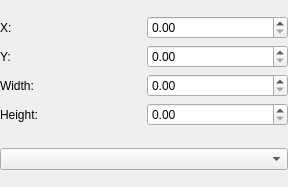
Before: the Qt Designer form nano-clients/playground/toolwidget.ui in xrg/openerp-client-kde, drawn with Qt 5.
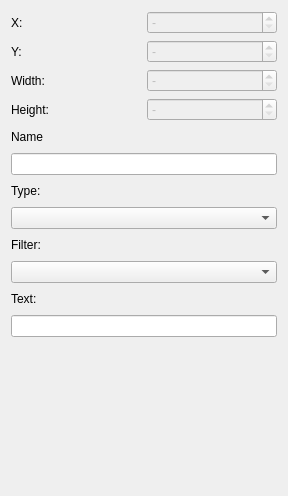
After: the same form once the commit is applied.

```diff
--- a/nano-clients/playground/toolwidget.ui
+++ b/nano-clients/playground/toolwidget.ui
@@ -6,28 +6,13 @@
     <x>0</x>
     <y>0</y>
     <width>288</width>
-    <height>187</height>
+    <height>496</height>
    </rect>
   </property>
   <property name="windowTitle" >
    <string>Form</string>
   </property>
   <layout class="QVBoxLayout" >
-   <property name="spacing" >
-    <number>-1</number>
-   </property>
-   <property name="leftMargin" >
-    <number>0</number>
-   </property>
-   <property name="topMargin" >
-    <number>0</number>
-   </property>
-   <property name="rightMargin" >
-    <number>0</number>
-   </property>
-   <property name="bottomMargin" >
-    <number>0</number>
-   </property>
    <item>
     <layout class="QGridLayout" >
      <item row="0" column="0" >
@@ -39,8 +24,20 @@
      </item>
      <item row="0" column="1" >
       <widget class="QDoubleSpinBox" name="uiX" >
+       <property name="enabled" >
+        <bool>false</bool>
+       </property>
+       <property name="specialValueText" >
+        <string>-</string>
+       </property>
+       <property name="minimum" >
+        <double>-1.000000000000000</double>
+       </property>
        <property name="maximum" >
-        <double>99999.000000000000000</double>
+        <double>9999.000000000000000</double>
+       </property>
+       <property name="value" >
+        <double>-1.000000000000000</double>
        </property>
       </widget>
      </item>
@@ -53,9 +50,21 @@
      </item>
      <item row="1" column="1" >
       <widget class="QDoubleSpinBox" name="uiY" >
+       <property name="enabled" >
+        <bool>false</bool>
+       </property>
+       <property name="specialValueText" >
+        <string>-</string>
+       </property>
+       <property name="minimum" >
+        <double>-1.000000000000000</double>
+       </property>
        <property name="maximum" >
         <double>99999.000000000000000</double>
        </property>
+       <property name="value" >
+        <double>-1.000000000000000</double>
+       </property>
       </widget>
      </item>
      <item row="2" column="0" >
@@ -67,9 +76,21 @@
      </item>
      <item row="2" column="1" >
       <widget class="QDoubleSpinBox" name="uiWidth" >
+       <property name="enabled" >
+        <bool>false</bool>
+       </property>
+       <property name="specialValueText" >
+        <string>-</string>
+       </property>
+       <property name="minimum" >
+        <double>-1.000000000000000</double>
+       </property>
        <property name="maximum" >
         <double>99999.000000000000000</double>
        </property>
+       <property name="value" >
+        <double>-1.000000000000000</double>
+       </property>
       </widget>
      </item>
      <item row="3" column="0" >
@@ -81,15 +102,161 @@
      </item>
      <item row="3" column="1" >
       <widget class="QDoubleSpinBox" name="uiHeight" >
+       <property name="enabled" >
+        <bool>false</bool>
+       </property>
+       <property name="specialValueText" >
+        <string>-</string>
+       </property>
+       <property name="minimum" >
+        <double>-1.000000000000000</double>
+       </property>
        <property name="maximum" >
         <double>99999.000000000000000</double>
        </property>
+       <property name="value" >
+        <double>-1.000000000000000</double>
+       </property>
       </widget>
      </item>
     </layout>
    </item>
    <item>
-    <widget class="QComboBox" name="uiTool" />
+    <layout class="QVBoxLayout" >
+     <item>
+      <layout class="QHBoxLayout" >
+       <item>
+        <widget class="QLabel" name="label_7" >
+         <property name="text" >
+          <string>Name</string>
+         </property>
+        </widget>
+       </item>
+       <item>
+        <spacer>
+         <property name="orientation" >
+          <enum>Qt::Horizontal</enum>
+         </property>
+         <property name="sizeHint" >
+          <size>
+           <width>40</width>
+           <height>20</height>
+          </size>
+         </property>
+        </spacer>
+       </item>
+      </layout>
+     </item>
+     <item>
+      <widget class="QLineEdit" name="uiName" />
+     </item>
+    </layout>
+   </item>
+   <item>
+    <layout class="QVBoxLayout" >
+     <item>
+      <layout class="QHBoxLayout" >
+       <item>
+        <widget class="QLabel" name="label_5" >
+         <property name="text" >
+          <string>Type:</string>
+         </property>
+        </widget>
+       </item>
+       <item>
+        <spacer>
+         <property name="orientation" >
+          <enum>Qt::Horizontal</enum>
+         </property>
+         <property name="sizeHint" >
+          <size>
+           <width>40</width>
+           <height>20</height>
+          </size>
+         </property>
+        </spacer>
+       </item>
+      </layout>
+     </item>
+     <item>
+      <widget class="QComboBox" name="uiType" />
+     </item>
+    </layout>
+   </item>
+   <item>
+    <layout class="QVBoxLayout" >
+     <item>
+      <layout class="QHBoxLayout" >
+       <item>
+        <widget class="QLabel" name="label_6" >
+         <property name="text" >
+          <string>Filter:</string>
+         </property>
+        </widget>
+       </item>
+       <item>
+        <spacer>
+         <property name="orientation" >
+          <enum>Qt::Horizontal</enum>
+         </property>
+         <property name="sizeHint" >
+          <size>
+           <width>40</width>
+           <height>20</height>
+          </size>
+         </property>
+        </spacer>
+       </item>
+      </layout>
+     </item>
+     <item>
+      <widget class="QComboBox" name="uiFilter" />
+     </item>
+    </layout>
+   </item>
+   <item>
+    <layout class="QVBoxLayout" >
+     <item>
+      <layout class="QHBoxLayout" >
+       <item>
+        <widget class="QLabel" name="label_8" >
+         <property name="text" >
+          <string>Text:</string>
+         </property>
+        </widget>
+       </item>
+       <item>
+        <spacer>
+         <property name="orientation" >
+          <enum>Qt::Horizontal</enum>
+         </property>
+         <property name="sizeHint" >
+          <size>
+           <width>40</width>
+           <height>20</height>
+          </size>
+         </property>
+        </spacer>
+       </item>
+      </layout>
+     </item>
+     <item>
+      <widget class="QLineEdit" name="uiText" />
+     </item>
+    </layout>
+   </item>
+   <item>
+    <spacer>
+     <property name="orientation" >
+      <enum>Qt::Vertical</enum>
+     </property>
+     <property name="sizeHint" >
+      <size>
+       <width>20</width>
+       <height>91</height>
+      </size>
+     </property>
+    </spacer>
    </item>
   </layout>
  </widget>
```
